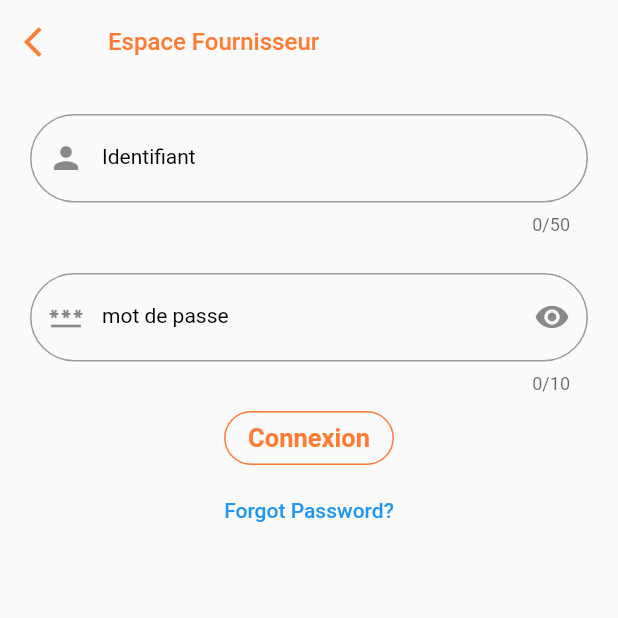
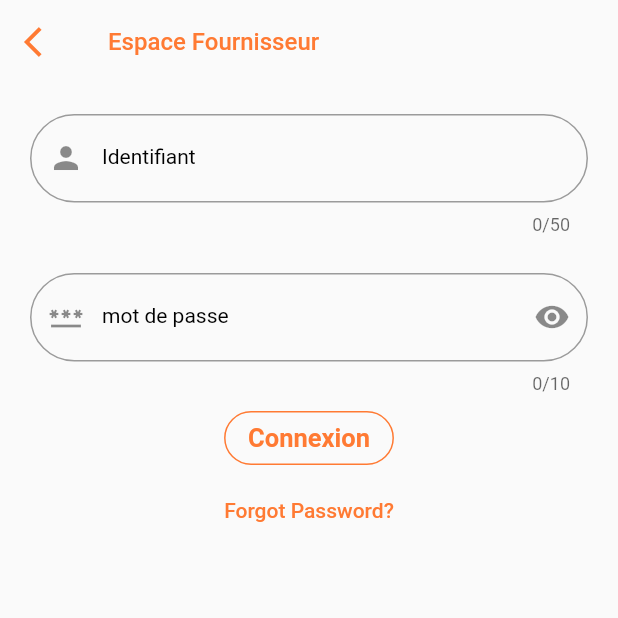
Before and after one commit to Amin-chak99/E-Commerce-Flutter, a Flutter app: the FournisseurPage screen opened by its route, on a phone screen of 412 x 824 dp, the top half of it. Run offline on Flutter 3.47's test engine with Material 2 defaults, Android fonts, the phone set to English and light mode, and no system bars; our stand-ins replace animated_splash_screen, badges, carousel_slider, cloud_firestore, connectivity_plus, file_picker and 7 more; missing offline and left inert: curved_navigation_bar_with_label, drop_down_list, footer; accounts and stored records are empty; Roboto replaces fonts that are missing (Aboret).

Commit message:
First commit

```diff
--- a/lib/screen/FournisseurPage.dart
+++ b/lib/screen/FournisseurPage.dart
@@ -126,7 +126,10 @@ class _FournisseurPageState extends State<FournisseurPage> {
                   mainAxisAlignment: MainAxisAlignment.center,
                   children: [
                     TextButton(
-                      child: Text('Forgot Password?'),
+                      child: Text('Forgot Password?' , style: TextStyle(
+                        color: Color.fromRGBO(255, 122, 51, 10),
+
+                      ),),
                       onPressed: () => Navigator.of(context).push(
                         MaterialPageRoute(builder: (context) => ResetScreen()),
                       ),
```
